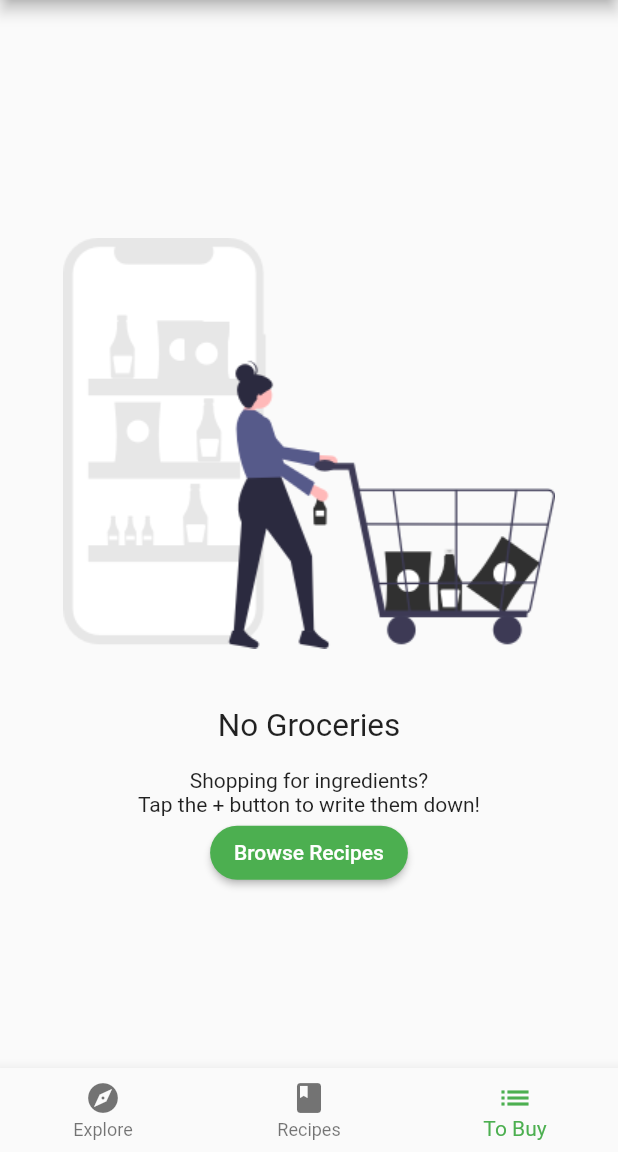
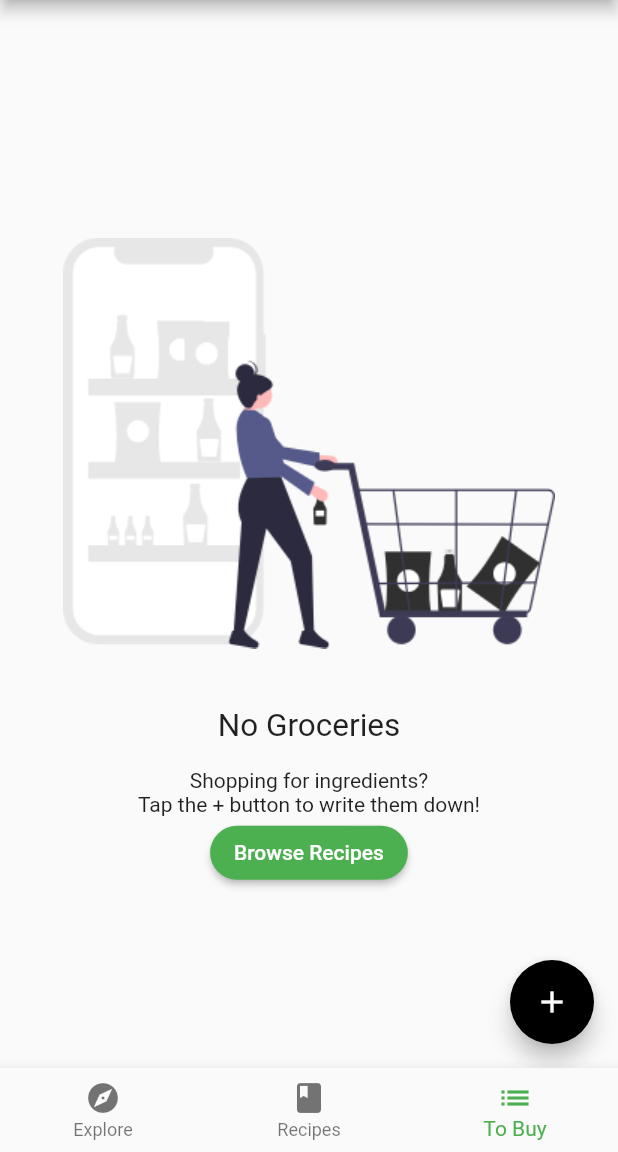
Before and after one commit to daolq-2712/Structure_Flutter, a Flutter app: the screen it shows after launch, item 3 of the bottom bar chosen, on a phone screen of 412 x 824 dp, the part 84-1236 px from its top. Run offline on Flutter 3.47's test engine with Material 2 defaults, Android fonts, the phone set to English and light mode, and no system bars; our stand-ins replace google_fonts.

Commit message:
Build grocery screen

```diff
--- a/lib/main.dart
+++ b/lib/main.dart
@@ -1,4 +1,5 @@
 import 'package:flutter/material.dart';
+import 'package:structureflutter/models/grocery_manager.dart';
 import 'home.dart';
 import 'theme/fooderlich_theme.dart';
 import 'package:provider/provider.dart';
@@ -22,7 +23,10 @@ class Fooderlich extends StatelessWidget {
       title: 'Fooderlich',
       // 4
       home: MultiProvider(
-        providers: [ChangeNotifierProvider(create: (context) => TabManager())],
+        providers: [
+          ChangeNotifierProvider(create: (context) => TabManager()),
+          ChangeNotifierProvider(create: (context) => GroceryManager())
+        ],
         child: const Home(),
       ),
     );
--- a/lib/screens/grocery_screen.dart
+++ b/lib/screens/grocery_screen.dart
@@ -1,4 +1,6 @@
 import 'package:flutter/material.dart';
+import 'package:provider/provider.dart';
+import 'package:structureflutter/models/grocery_manager.dart';
 import 'empty_grocery_screen.dart';
 
 class GroceryScreen extends StatelessWidget {
@@ -7,7 +9,27 @@ class GroceryScreen extends StatelessWidget {
   @override
   Widget build(BuildContext context) {
 // TODO 4: Add a scaffold widget
-    return const EmptyGroceryScreen();
+    return Scaffold(
+      floatingActionButton: FloatingActionButton(
+        child: const Icon(Icons.add),
+        onPressed: () {
+          // TODO 11: Present GroceryItemScreen
+        },
+      ),
+      body: _buildGroceryScreen(),
+    );
   }
-// TODO: Add buildGroceryScreen
+
+  Widget _buildGroceryScreen() {
+    return Consumer<GroceryManager>(
+      builder: (context, manager, child) {
+        if (manager.groceryItems.isNotEmpty) {
+          // TODO 25: Add grocery screen
+          return Container();
+        } else {
+          return const EmptyGroceryScreen();
+        }
+      },
+    );
+  }
 }
```
Also changed, not shown: lib/models/grocery_manager.dart (added, +31 -0 lines).
